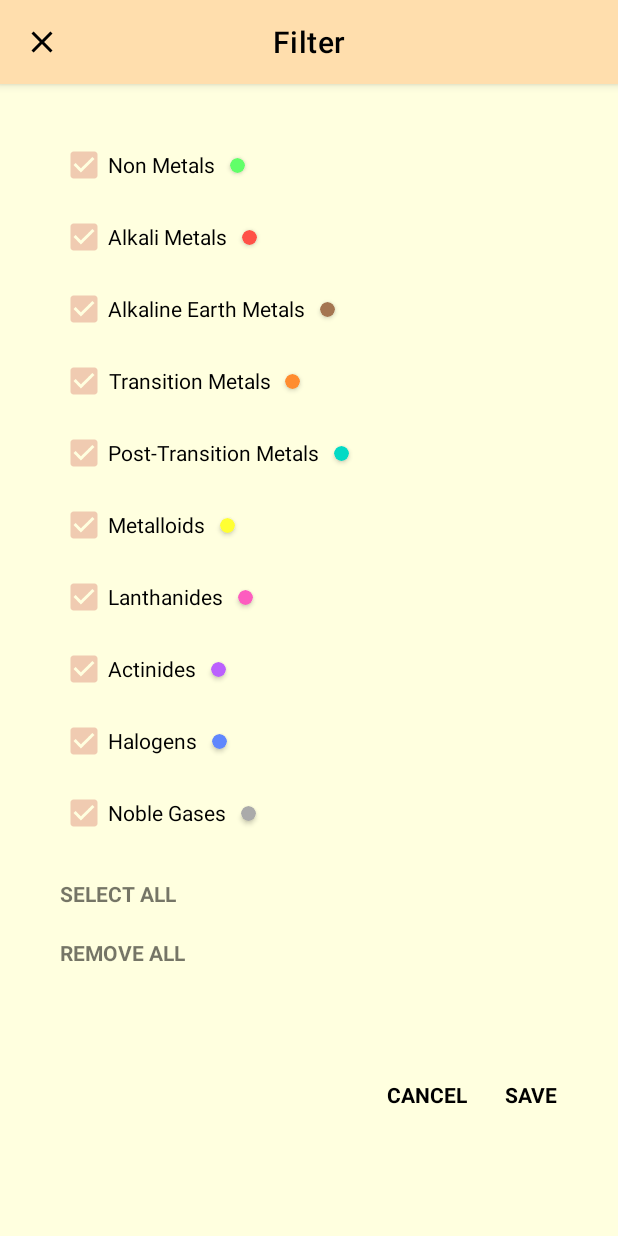
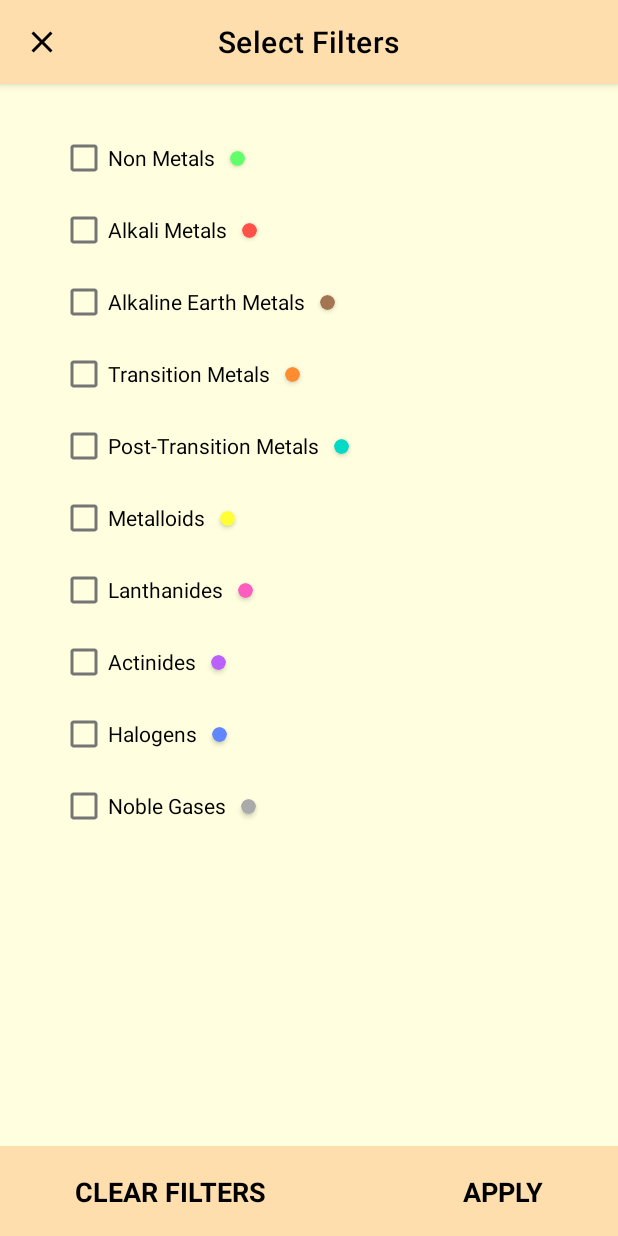
Before and after one commit to fujitaricardo/periodic_table_app, an Android app: the FilterActivity screen opened directly, with no data from a screen before it, on a phone screen of 412 x 824 dp. Run offline under Robolectric (Android 15) with nearby library versions, the phone set to English and light mode, and no system bars; libraries missing offline, so code that uses them is left out: com.otaliastudios.zoom.

Commit message:
Refactored filters and layout

```diff
--- a/app/src/main/java/com/fujitalabs/periodic_table/FilterActivity.java
+++ b/app/src/main/java/com/fujitalabs/periodic_table/FilterActivity.java
@@ -23,10 +23,8 @@ public class FilterActivity extends AppCompatActivity {
     private CheckBox cbActinides;
     private CheckBox cbHalogens;
     private CheckBox cbNobleGases;
-    private TextView tvSelectAll;
-    private TextView tvRemoveAll;
-    private TextView tvSave;
-    private TextView tvCancel;
+    private TextView tvClearFilters;
+    private TextView tvApply;
 
     @Override
     protected void onCreate(Bundle savedInstanceState) {
@@ -39,7 +37,7 @@ public class FilterActivity extends AppCompatActivity {
         setContentView(R.layout.activity_filter);
 
         mtAppBar = findViewById(R.id.mt_app_bar);
-        mtAppBar.setTitle("Filter");
+        mtAppBar.setTitle("Select Filters");
         mtAppBar.setTitleCentered(true);
         mtAppBar.setNavigationOnClickListener(new View.OnClickListener() {
             @Override
@@ -58,11 +56,42 @@ public class FilterActivity extends AppCompatActivity {
         cbActinides = findViewById(R.id.cb_actinides);
         cbHalogens = findViewById(R.id.cb_halogens);
         cbNobleGases = findViewById(R.id.cb_noble_gases);
-        tvSelectAll = findViewById(R.id.tv_select_all);
-        tvRemoveAll = findViewById(R.id.tv_remove_all);
-        tvSave = findViewById(R.id.tv_save);
-        tvCancel = findViewById(R.id.tv_cancel);
+        tvClearFilters = findViewById(R.id.tv_clear_filters);
+        tvApply = findViewById(R.id.tv_apply);
 
+        tvClearFilters.setClickable(true);
+        tvClearFilters.setEnabled(true);
+        tvClearFilters.setOnClickListener(new View.OnClickListener() {
+            @Override
+            public void onClick(View view) {
+                settings.setFilterOn(false);
+                clearAllFilters();
+                onBackPressed();
+            }
+        });
+
+        tvApply.setClickable(true);
+        tvApply.setEnabled(true);
+        tvApply.setOnClickListener(new View.OnClickListener() {
+            @Override
+            public void onClick(View view) {
+                if (isAnyFilterSelected()) {
+                    settings.setFilterOn(true);
+                    applyFilters();
+                } else {
+                    settings.setFilterOn(false);
+                    clearAllFilters();
+                }
+                onBackPressed();
+            }
+        });
+
+        if (settings.isFilterOn()) {
+            setFilters();
+        }
+    }
+
+    private void setFilters() {
         cbNonMetals.setChecked(settings.isNonMetalsChecked());
         cbAlkaliMetals.setChecked(settings.isAlkaliMetalsCheck());
         cbAlkalineEarthMetals.setChecked(settings.isAlkalineEarthMetalsChecked());
@@ -73,59 +102,9 @@ public class FilterActivity extends AppCompatActivity {
         cbActinides.setChecked(settings.isActinidesChecked());
         cbHalogens.setChecked(settings.isHalogensChecked());
         cbNobleGases.setChecked(settings.isNobleGasesChecked());
-
-        tvSelectAll.setClickable(true);
-        tvSelectAll.setEnabled(true);
-        tvSelectAll.setOnClickListener(new View.OnClickListener() {
-            @Override
-            public void onClick(View view) {
-                setAll(true);
-            }
-        });
-
-        tvRemoveAll.setClickable(true);
-        tvRemoveAll.setEnabled(true);
-        tvRemoveAll.setOnClickListener(new View.OnClickListener() {
-            @Override
-            public void onClick(View view) {
-                setAll(false);
-            }
-        });
-
-        tvCancel.setClickable(true);
-        tvCancel.setEnabled(true);
-        tvCancel.setOnClickListener(new View.OnClickListener() {
-            @Override
-            public void onClick(View view) {
-                onBackPressed();
-            }
-        });
-
-        tvSave.setClickable(true);
-        tvSave.setEnabled(true);
-        tvSave.setOnClickListener(new View.OnClickListener() {
-            @Override
-            public void onClick(View view) {
-                saveFilter();
-                onBackPressed();
-            }
-        });
     }
 
-    private void setAll(boolean isChecked) {
-        cbNonMetals.setChecked(isChecked);
-        cbAlkaliMetals.setChecked(isChecked);
-        cbAlkalineEarthMetals.setChecked(isChecked);
-        cbTransitionMetals.setChecked(isChecked);
-        cbPostTransitionMetals.setChecked(isChecked);
-        cbMetalloids.setChecked(isChecked);
-        cbLanthanides.setChecked(isChecked);
-        cbActinides.setChecked(isChecked);
-        cbHalogens.setChecked(isChecked);
-        cbNobleGases.setChecked(isChecked);
-    }
-
-    private void saveFilter() {
+    private void applyFilters() {
         settings.setNonMetalsChecked(cbNonMetals.isChecked());
         settings.setAlkaliMetalsCheck(cbAlkaliMetals.isChecked());
         settings.setAlkalineEarthMetalsChecked(cbAlkalineEarthMetals.isChecked());
@@ -137,4 +116,23 @@ public class FilterActivity extends AppCompatActivity {
         settings.setHalogensChecked(cbHalogens.isChecked());
         settings.setNobleGasesChecked(cbNobleGases.isChecked());
     }
+
+    private void clearAllFilters() {
+        settings.setNonMetalsChecked(true);
+        settings.setAlkaliMetalsCheck(true);
+        settings.setAlkalineEarthMetalsChecked(true);
+        settings.setTransitionMetalsChecked(true);
+        settings.setPostTransitionMetalsChecked(true);
+        settings.setMetalloidsChecked(true);
+        settings.setLanthanidesChecked(true);
+        settings.setActinidesChecked(true);
+        settings.setHalogensChecked(true);
+        settings.setNobleGasesChecked(true);
+    }
+
+    private boolean isAnyFilterSelected() {
+        return cbNonMetals.isChecked() || cbAlkaliMetals.isChecked() || cbAlkalineEarthMetals.isChecked()
+                || cbTransitionMetals.isChecked() || cbPostTransitionMetals.isChecked() || cbMetalloids.isChecked()
+                || cbLanthanides.isChecked() || cbActinides.isChecked() || cbHalogens.isChecked() || cbNobleGases.isChecked();
+    }
 }
--- a/app/src/main/java/com/fujitalabs/periodic_table/Settings.java
+++ b/app/src/main/java/com/fujitalabs/periodic_table/Settings.java
@@ -23,6 +23,7 @@ public class Settings {
     private int selectedLanguage;
 
     // filter
+    boolean isFilterOn = false;
     boolean isNonMetalsChecked = true;
     boolean isAlkaliMetalsCheck = true;
     boolean isAlkalineEarthMetalsChecked = true;
@@ -78,6 +79,14 @@ public class Settings {
         SharedPreferences.Editor editor = sharedPreferences.edit();
         editor.putInt(selectedLanguageKey, selectedLanguage);
         editor.apply();
+    }
+
+    public boolean isFilterOn() {
+        return isFilterOn;
+    }
+
+    public void setFilterOn(boolean filterOn) {
+        isFilterOn = filterOn;
     }
 
     public boolean isNonMetalsChecked() {
--- a/app/src/main/res/layout/activity_filter.xml
+++ b/app/src/main/res/layout/activity_filter.xml
@@ -1,48 +1,56 @@
 <?xml version="1.0" encoding="utf-8"?>
-<ScrollView xmlns:android="http://schemas.android.com/apk/res/android"
+<androidx.constraintlayout.widget.ConstraintLayout xmlns:android="http://schemas.android.com/apk/res/android"
     xmlns:app="http://schemas.android.com/apk/res-auto"
-    android:orientation="vertical"
+    xmlns:tools="http://schemas.android.com/tools"
     android:layout_width="match_parent"
     android:layout_height="match_parent"
-    android:fillViewport="true"
     android:background="@color/primaryBackground">
-
-    <androidx.constraintlayout.widget.ConstraintLayout
-        android:layout_width="match_parent"
-        android:layout_height="wrap_content">
-
-        <com.google.android.material.appbar.AppBarLayout
-            android:id="@+id/app_bar_layout"
-            android:layout_width="match_parent"
-            android:layout_height="wrap_content"
-            app:layout_constraintLeft_toLeftOf="parent"
-            app:layout_constraintTop_toTopOf="parent">
 
     <com.google.android.material.appbar.MaterialToolbar
         android:id="@+id/mt_app_bar"
         android:layout_width="match_parent"
         android:layout_height="?attr/actionBarSize"
+        app:layout_constraintLeft_toLeftOf="parent"
+        app:layout_constraintTop_toTopOf="parent"
         app:navigationIcon="@drawable/ic_baseline_close_24"
         style="@style/Widget.MaterialComponents.Toolbar.Primary" />
 
-        </com.google.android.material.appbar.AppBarLayout>
+    <FrameLayout
+        android:id="@+id/fl_filters"
+        android:layout_width="match_parent"
+        android:layout_height="0dp"
+        app:layout_constraintTop_toBottomOf="@id/mt_app_bar"
+        app:layout_constraintBottom_toTopOf="@id/fl_bottom_buttons"
+        app:layout_constraintLeft_toLeftOf="parent"
+        app:layout_constraintRight_toRightOf="parent">
+
+        <ScrollView
+            android:orientation="vertical"
+            android:layout_width="match_parent"
+            android:layout_height="match_parent"
+            android:background="@color/primaryBackground"
+            android:fadeScrollbars="false">
+
+            <androidx.constraintlayout.widget.ConstraintLayout
+                android:layout_width="match_parent"
+                android:layout_height="wrap_content"
+                android:paddingTop="25dp"
+                android:paddingBottom="25dp">
 
                 <CheckBox
                     android:id="@+id/cb_non_metals"
                     android:layout_width="wrap_content"
                     android:layout_height="wrap_content"
-            android:gravity="center"
                     app:layout_constraintLeft_toLeftOf="parent"
-            app:layout_constraintTop_toBottomOf="@id/app_bar_layout"
-            android:layout_marginTop="30dp"
+                    app:layout_constraintTop_toTopOf="parent"
                     android:layout_marginLeft="40dp"
-            android:text="Non Metals"/>
+                    android:text="Non Metals"
+                    tools:ignore="NotSibling" />
 
                 <CheckBox
                     android:id="@+id/cb_alkali_metals"
                     android:layout_width="wrap_content"
                     android:layout_height="wrap_content"
-            android:gravity="center"
                     app:layout_constraintLeft_toLeftOf="@id/cb_non_metals"
                     app:layout_constraintTop_toBottomOf="@id/cb_non_metals"
                     android:text="Alkali Metals"/>
@@ -51,7 +59,6 @@
                     android:id="@+id/cb_alkaline_earth_metals"
                     android:layout_width="wrap_content"
                     android:layout_height="wrap_content"
-            android:gravity="center"
                     app:layout_constraintLeft_toLeftOf="@id/cb_non_metals"
                     app:layout_constraintTop_toBottomOf="@id/cb_alkali_metals"
                     android:text="Alkaline Earth Metals"/>
@@ -60,7 +67,6 @@
                     android:id="@+id/cb_transition_metals"
                     android:layout_width="wrap_content"
                     android:layout_height="wrap_content"
-            android:gravity="center"
                     app:layout_constraintLeft_toLeftOf="@id/cb_non_metals"
                     app:layout_constraintTop_toBottomOf="@id/cb_alkaline_earth_metals"
                     android:text="Transition Metals"/>
@@ -69,7 +75,6 @@
                     android:id="@+id/cb_post_transition_metals"
                     android:layout_width="wrap_content"
                     android:layout_height="wrap_content"
-            android:gravity="center"
                     app:layout_constraintLeft_toLeftOf="@id/cb_non_metals"
                     app:layout_constraintTop_toBottomOf="@id/cb_transition_metals"
                     android:text="Post-Transition Metals"/>
@@ -78,7 +83,6 @@
                     android:id="@+id/cb_metalloids"
                     android:layout_width="wrap_content"
                     android:layout_height="wrap_content"
-            android:gravity="center"
                     app:layout_constraintLeft_toLeftOf="@id/cb_non_metals"
                     app:layout_constraintTop_toBottomOf="@id/cb_post_transition_metals"
                     android:text="Metalloids"/>
@@ -87,7 +91,6 @@
                     android:id="@+id/cb_lanthanides"
                     android:layout_width="wrap_content"
                     android:layout_height="wrap_content"
-            android:gravity="center"
                     app:layout_constraintLeft_toLeftOf="@id/cb_non_metals"
                     app:layout_constraintTop_toBottomOf="@id/cb_metalloids"
                     android:text="Lanthanides"/>
@@ -96,7 +99,6 @@
                     android:id="@+id/cb_actinides"
                     android:layout_width="wrap_content"
                     android:layout_height="wrap_content"
-            android:gravity="center"
                     app:layout_constraintLeft_toLeftOf="@id/cb_non_metals"
                     app:layout_constraintTop_toBottomOf="@id/cb_lanthanides"
                     android:text="Actinides"/>
@@ -105,7 +107,6 @@
                     android:id="@+id/cb_halogens"
                     android:layout_width="wrap_content"
                     android:layout_height="wrap_content"
-            android:gravity="center"
                     app:layout_constraintLeft_toLeftOf="@id/cb_non_metals"
                     app:layout_constraintTop_toBottomOf="@id/cb_actinides"
                     android:text="Halogens"/>
@@ -114,9 +115,9 @@
                     android:id="@+id/cb_noble_gases"
                     android:layout_width="wrap_content"
                     android:layout_height="wrap_content"
-            android:gravity="center"
                     app:layout_constraintLeft_toLeftOf="@id/cb_non_metals"
                     app:layout_constraintTop_toBottomOf="@id/cb_halogens"
+                    app:layout_constraintBottom_toBottomOf="parent"
                     android:text="Noble Gases"/>
 
                 <androidx.cardview.widget.CardView
@@ -148,8 +149,6 @@
                     app:layout_constraintBottom_toBottomOf="@id/cb_alkaline_earth_metals"
                     app:cardCornerRadius="5dp"
                     app:cardBackgroundColor="@color/alkalineEarthMetals"/>
-
-
 
                 <androidx.cardview.widget.CardView
                     android:layout_width="10dp"
@@ -221,64 +220,58 @@
                     app:cardCornerRadius="5dp"
                     app:cardBackgroundColor="@color/nobleGases"/>
 
+            </androidx.constraintlayout.widget.ConstraintLayout>
+
+        </ScrollView>
+    </FrameLayout>
+
+    <androidx.constraintlayout.widget.ConstraintLayout
+        android:id="@+id/fl_bottom_buttons"
+        android:layout_width="match_parent"
+        android:layout_height="60dp"
+        android:orientation="horizontal"
+        app:layout_constraintBottom_toBottomOf="parent"
+        app:layout_constraintLeft_toLeftOf="parent"
+        app:layout_constraintRight_toRightOf="parent"
+        android:background="@color/primaryColor">
+
         <TextView
-            android:id="@+id/tv_select_all"
+            android:id="@+id/tv_clear_filters"
             android:layout_width="wrap_content"
             android:layout_height="wrap_content"
             android:foreground="?android:attr/selectableItemBackground"
-            app:layout_constraintTop_toBottomOf="@id/cb_noble_gases"
-            app:layout_constraintLeft_toLeftOf="@id/cb_non_metals"
+            app:layout_constraintLeft_toLeftOf="parent"
+            app:layout_constraintTop_toTopOf="parent"
+            app:layout_constraintBottom_toBottomOf="parent"
+            android:layout_marginLeft="50dp"
+            android:layout_marginBottom="20dp"
             android:layout_marginTop="20dp"
-            android:text="SELECT ALL"
+            android:gravity="left"
+            android:text="CLEAR FILTERS"
             android:textStyle="bold"
-            android:textSize="14dp"
+            android:textColor="@color/primaryTextColor"
+            android:textSize="18dp"
             android:clickable="true"/>
 
+
         <TextView
-            android:id="@+id/tv_remove_all"
+            android:id="@+id/tv_apply"
             android:layout_width="wrap_content"
             android:layout_height="wrap_content"
             android:foreground="?android:attr/selectableItemBackground"
-            app:layout_constraintTop_toBottomOf="@id/tv_select_all"
-            app:layout_constraintLeft_toLeftOf="@id/cb_non_metals"
+            app:layout_constraintRight_toRightOf="parent"
+            app:layout_constraintTop_toTopOf="parent"
+            app:layout_constraintBottom_toBottomOf="parent"
+            android:layout_marginRight="50dp"
+            android:layout_marginBottom="20dp"
             android:layout_marginTop="20dp"
-            android:text="REMOVE ALL"
-            android:textStyle="bold"
-            android:textSize="14dp"
-            android:clickable="true"/>
-
-        <TextView
-            android:id="@+id/tv_save"
-            android:layout_width="wrap_content"
-            android:layout_height="wrap_content"
-            android:foreground="?android:attr/selectableItemBackground"
-            app:layout_constraintTop_toBottomOf="@id/tv_remove_all"
-            app:layout_constraintBottom_toBottomOf="parent"
-            app:layout_constraintRight_toRightOf="parent"
-            android:layout_marginTop="20dp"
-            android:layout_marginRight="40dp"
-            android:layout_marginBottom="30dp"
-            android:text="SAVE"
+            android:gravity="right"
+            android:text="APPLY"
             android:textStyle="bold"
             android:textColor="@color/primaryTextColor"
-            android:textSize="14dp"
+            android:textSize="18dp"
             android:clickable="true"/>
-
-        <TextView
-            android:id="@+id/tv_cancel"
-            android:layout_width="wrap_content"
-            android:layout_height="wrap_content"
-            android:foreground="?android:attr/selectableItemBackground"
-            app:layout_constraintTop_toTopOf="@id/tv_save"
-            app:layout_constraintRight_toLeftOf="@id/tv_save"
-            android:layout_marginRight="25dp"
-            android:text="CANCEL"
-            android:textStyle="bold"
-            android:textColor="@color/primaryTextColor"
-            android:textSize="14dp"
-            android:clickable="true"/>
-
 
     </androidx.constraintlayout.widget.ConstraintLayout>
 
-</ScrollView>
+</androidx.constraintlayout.widget.ConstraintLayout>
```
Lines whose indentation alone changed are shown as unchanged.
